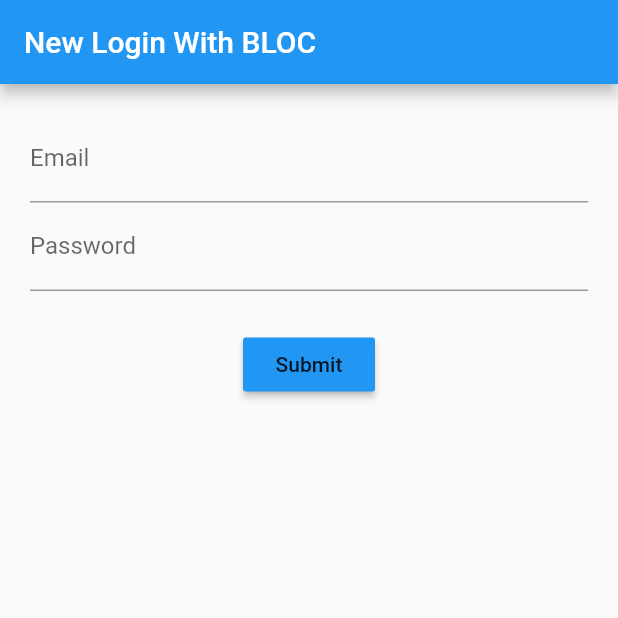
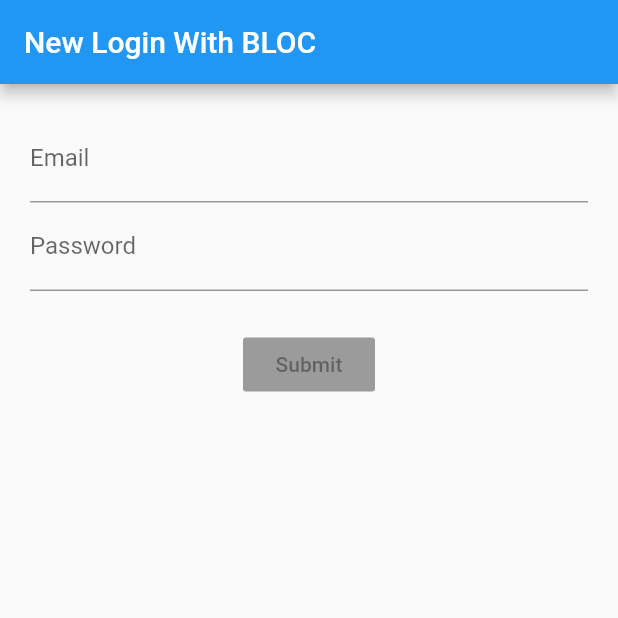
Before and after one commit to abirhasansuvro/LoginWithBLOC, a Flutter app: the screen it shows after launch, on a phone screen of 412 x 824 dp, the top half of it. Run offline on Flutter 3.47's test engine with Material 2 defaults, Android fonts, the phone set to English and light mode, and no system bars; our stand-ins replace rxdart.

Commit message:
Finalized Login Screen with BLOC

```diff
--- a/lib/src/app.dart
+++ b/lib/src/app.dart
@@ -1,16 +1,19 @@
 import 'package:flutter/material.dart';
 
 import 'screens/login_screen.dart';
+import './blocs/provider.dart';
 
 class App extends StatelessWidget{
   @override
   Widget build(BuildContext context) {
-    return MaterialApp(
-      home: Scaffold(
-        appBar: AppBar(
-          title: Text('New Login With BLOC'),
+    return Provider(
+      child: MaterialApp(
+        home: Scaffold(
+          appBar: AppBar(
+            title: Text('New Login With BLOC'),
+          ),
+          body: LogInScreen(),
         ),
-        body: LogInScreen(),
       ),
     );
   }
--- /dev/null
+++ b/lib/src/blocs/bloc.dart
@@ -0,0 +1,33 @@
+import 'dart:async';
+import 'package:rxdart/rxdart.dart';
+
+import './validators.dart';
+
+class Bloc with Validators{
+  //final _emailStream=StreamController<String>.broadcast();
+  //final _passwordStream=StreamController<String>.broadcast();
+
+  final _emailStream=BehaviorSubject<String>();
+  final _passwordStream=BehaviorSubject<String>();
+
+  Function(String) get addEmail=>_emailStream.sink.add;
+  Function(String) get addPassword=>_passwordStream.sink.add;
+
+  Stream<String> get emailStream=>_emailStream.stream.transform(emailTransformer);
+  Stream<String> get passwordStream=>_passwordStream.stream.transform(passwordTransformer);
+  Stream<bool> get buttonValid=>Observable.combineLatest2(emailStream, passwordStream, (e,p)=>true);
+
+  submit(){
+    String latest_p=_passwordStream.value;
+    String latest_e=_emailStream.value;
+    print('New Email : $latest_e');
+    print('New Pass : $latest_p');
+  }
+
+  dispose(){
+    _emailStream.close();
+    _passwordStream.close();
+  }
+}
+//global approach
+//final bloc=Bloc();
--- /dev/null
+++ b/lib/src/blocs/provider.dart
@@ -0,0 +1,18 @@
+import 'package:flutter/material.dart';
+
+import './bloc.dart';
+
+class Provider extends InheritedWidget{
+  final Bloc bloc=Bloc();
+
+  Provider({Key key,Widget child}):super(key:key,child:child);
+  @override
+  bool updateShouldNotify(InheritedWidget oldWidget) {
+    return true;
+  }
+
+  static Bloc of(BuildContext context){
+    return (context.inheritFromWidgetOfExactType(Provider) as Provider).bloc;
+  }
+
+}
--- /dev/null
+++ b/lib/src/blocs/validators.dart
@@ -0,0 +1,18 @@
+import 'dart:async';
+
+class Validators{
+  final emailTransformer=StreamTransformer<String,String>.fromHandlers(
+    handleData: (email,sink){
+      if(email.contains('@'))sink.add(email);
+      else sink.addError('Provide a valid email');
+    }
+  );
+
+  final passwordTransformer=StreamTransformer<String,String>.fromHandlers(
+    handleData: (password,sink){
+      if(password.length<5)sink.addError('Password must be atleast length 5');
+      else sink.add(password);
+    }
+  );
+
+}
--- a/lib/src/screens/login_screen.dart
+++ b/lib/src/screens/login_screen.dart
@@ -2,47 +2,71 @@
 import 'package:flutter/cupertino.dart';
 import 'package:flutter/material.dart';
 
+import '../blocs/bloc.dart';
+import '../blocs/provider.dart';
+
 class LogInScreen extends StatelessWidget{
   @override
   Widget build(BuildContext context) {
+    final bloc=Provider.of(context);
     return Container(
       margin: EdgeInsets.all(20),
       child: Column(
         children: <Widget>[
-          generateEmail(),
-          generatePassword(),
+          generateEmail(bloc),
+          generatePassword(bloc),
           Container(margin: EdgeInsets.only(top:25),),
-          generateButton('Submit'),
+          generateButton('Submit',bloc),
         ],
       ),
     );
   }
 
-  Widget generateEmail(){
+  Widget generateEmail(Bloc bloc){
+    return StreamBuilder(
+      stream: bloc.emailStream,
+      builder: (context,snapshot){
           return TextField(
             keyboardType: TextInputType.emailAddress,
             decoration: InputDecoration(
               hintText: 'yourname@example.com',
               labelText: 'Email',
+              errorText: snapshot.error,
             ),
+            onChanged: bloc.addEmail,
           );
+      },
+    );
+
   }
 
-  Widget generatePassword(){
+  Widget generatePassword(Bloc bloc){
+    return StreamBuilder(
+      stream: bloc.passwordStream,
+      builder: (context,snapshot){
           return TextField(
             obscureText: false,
             decoration: InputDecoration(
               hintText: 'Jergy@13',
               labelText: 'Password',
+              errorText: snapshot.error,
             ),
+            onChanged: bloc.addPassword,
+          );
+      },
     );
   }
 
-  Widget generateButton(String str){
+  Widget generateButton(String str,Bloc bloc){
+    return StreamBuilder(
+      stream: bloc.buttonValid,
+      builder: (context,snapshot){
         return RaisedButton(
-      onPressed: (){},
+          onPressed: snapshot.hasData ?bloc.submit:null,
           child: Text(str),
           color: Colors.blue,
+        );
+      },
     );
   }
 
--- a/pubspec.yaml
+++ b/pubspec.yaml
@@ -23,6 +23,8 @@ dependencies:
   # The following adds the Cupertino Icons font to your application.
   # Use with the CupertinoIcons class for iOS style icons.
   cupertino_icons: ^0.1.2
+
+  rxdart: ^0.18.0
 
 dev_dependencies:
   flutter_test:
```
Also changed, not shown: pubspec.lock. Lines whose indentation alone changed are shown as unchanged.
